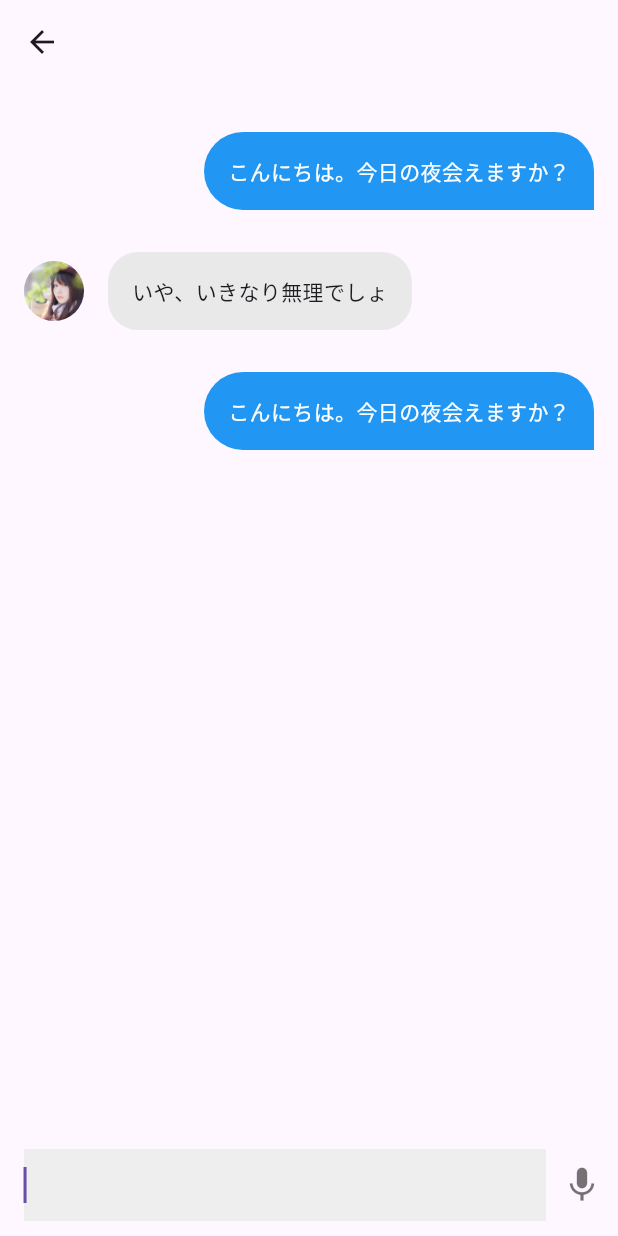
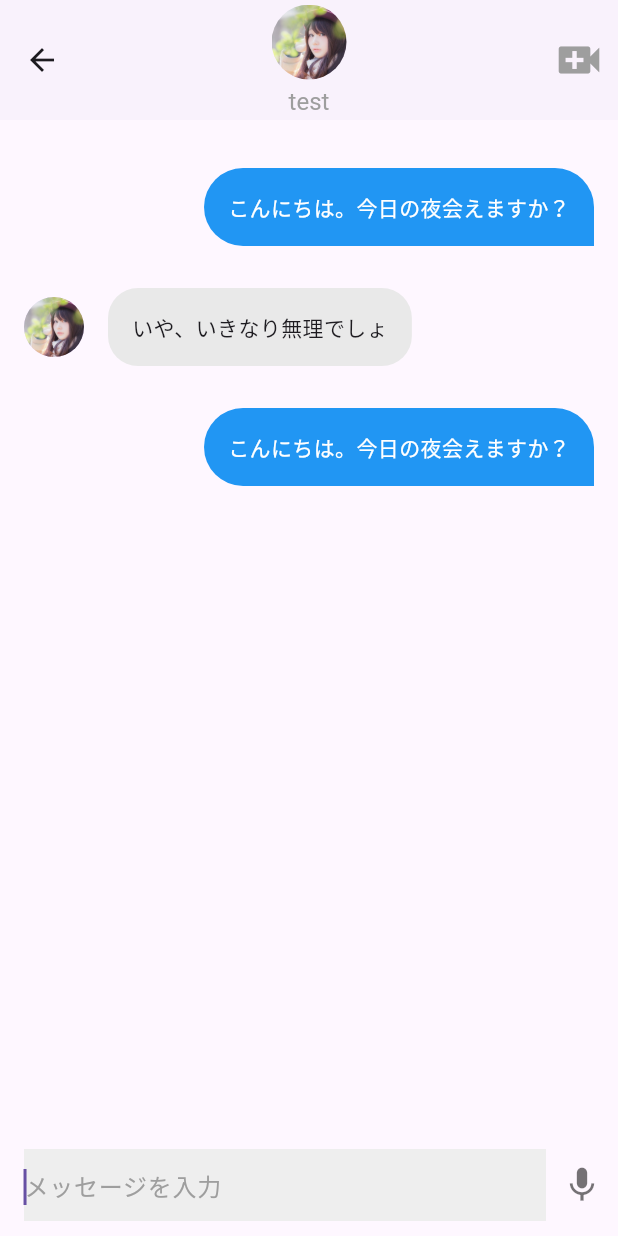
Before and after one commit to yamazakimina/test_flutter_01, a Flutter app: the Chat screen opened directly, on a phone screen of 412 x 824 dp. Run offline on Flutter 3.47's test engine with Material 3 defaults, Android fonts, the phone set to English and light mode, and no system bars; our stand-ins replace swipe_cards; network calls fail.

Commit message:
トーク画面のAppBar修正

```diff
--- a/lib/chat.dart
+++ b/lib/chat.dart
@@ -6,7 +6,41 @@ class Chat extends StatelessWidget {
   @override
   Widget build(BuildContext context) {
     return Scaffold(
-      appBar: AppBar(),
+      appBar: AppBar(
+        backgroundColor: Theme.of(context).canvasColor,
+        elevation: .6,
+        toolbarHeight: 80, // AppBarの高さを調整
+        title: Column(
+          mainAxisAlignment: MainAxisAlignment.center,
+          children: [
+            ClipOval(
+              child: Image.asset(
+                'assets/img/1.jpg',
+                width: 50,
+                height: 50,
+                fit: BoxFit.cover,
+              ),
+            ),
+            const SizedBox(height: 4),
+            const Text(
+              'test',
+              style: TextStyle(
+                fontSize: 16.0,
+                color: Colors.grey,
+              ),
+            ),
+          ],
+        ),
+        actions: <Widget>[
+          IconButton(
+            onPressed: () {},
+            icon: const Icon(Icons.video_call),
+            color: Colors.grey,
+            iconSize: 36,
+          ),
+        ],
+        centerTitle: true,
+      ),
       body: SafeArea(
         child: Column(
           children: <Widget>[
@@ -25,7 +59,6 @@ class Chat extends StatelessWidget {
                 ),
               ),
             ),
-            // 修正: TextInputWidgetを呼び出す
             TextInputWidget(),
           ],
         ),
@@ -80,6 +113,9 @@ class Chat extends StatelessWidget {
                   autofocus: true,
                   decoration: InputDecoration(
                     border: InputBorder.none,
+                    hintText: 'メッセージを入力',
+                    hintStyle:
+                        TextStyle(color: Colors.grey), // テキストを薄く表示させるスタイル
                   ),
                 ),
               ),
```
